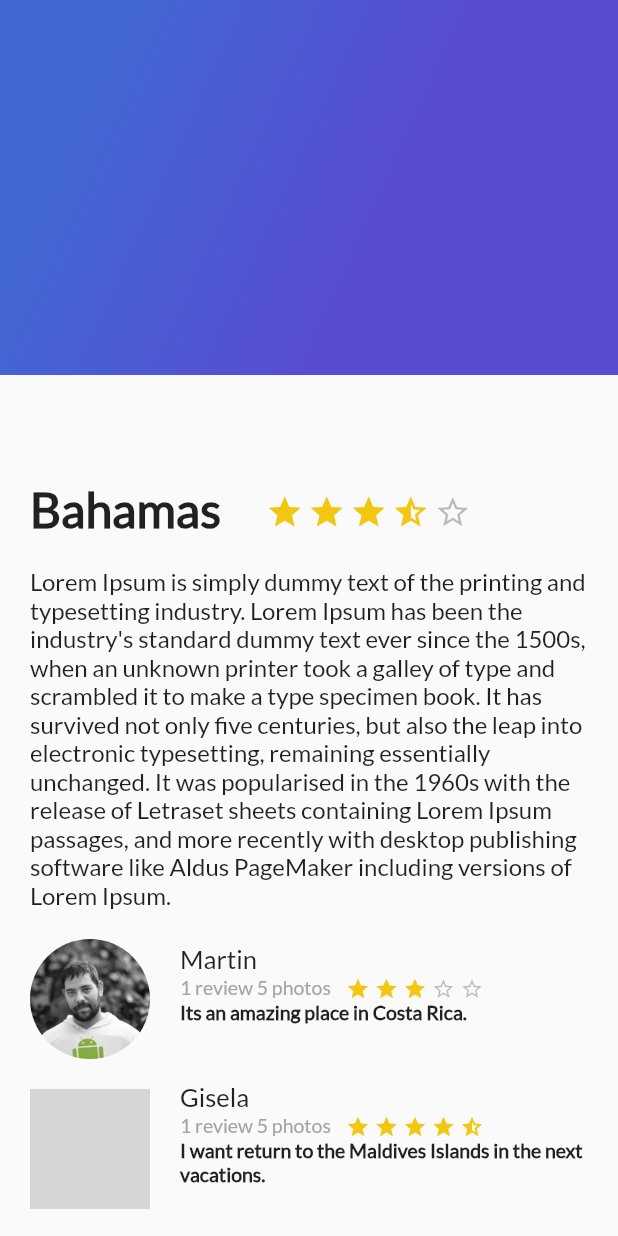
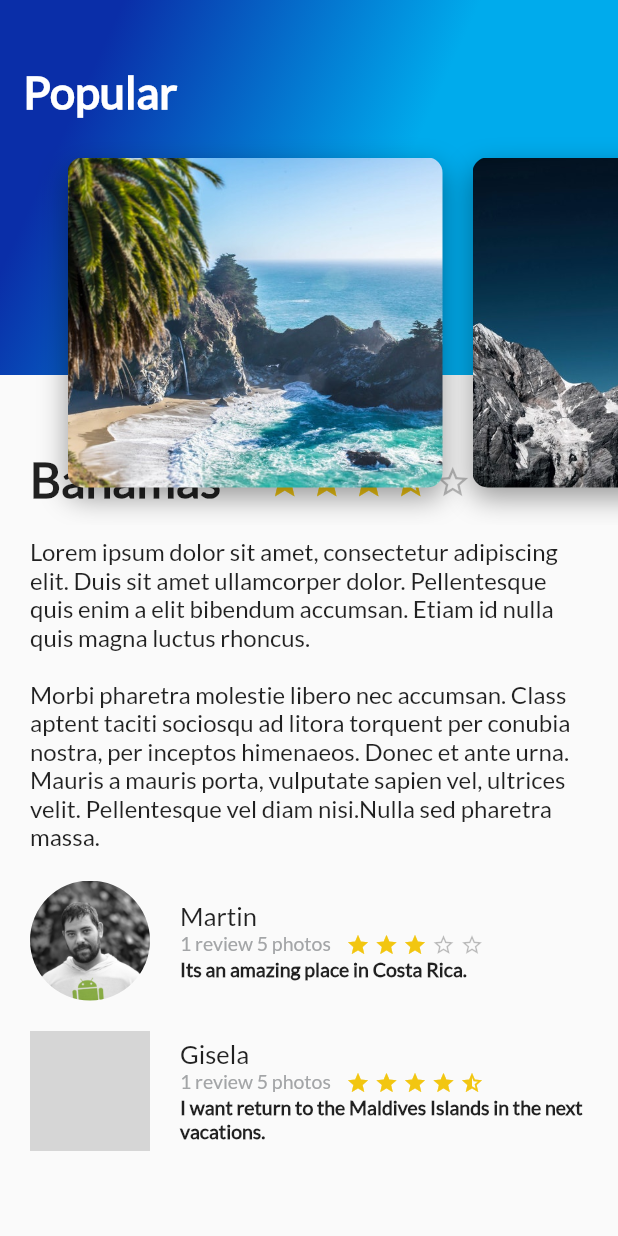
Before and after one commit to mbove77/flutter_firebase_app, a Flutter app: the screen it shows after launch, on a phone screen of 412 x 824 dp. Run offline on Flutter 3.47's test engine with Material 2 defaults, Android fonts, the phone set to English and light mode, and no system bars; grey boxes are pictures that could not be loaded.

Commit message:
Add image list header

```diff
--- /dev/null
+++ b/lib/card_img.dart
@@ -0,0 +1,37 @@
+import 'package:flutter/material.dart';
+
+class CardImg extends StatelessWidget {
+  String pathImg = "assets/img/mountain.jpeg";
+
+  CardImg(this.pathImg);
+
+  @override
+  Widget build(BuildContext context) {
+    final card = Container(
+      width: 250.0,
+      height: 350.0,
+      margin: const EdgeInsets.only(
+        top: 80.0,
+        left: 20.0
+      ),
+      decoration: BoxDecoration(
+        image: DecorationImage(
+            image: AssetImage(pathImg),
+            fit: BoxFit.cover
+        ),
+        borderRadius: const BorderRadius.all(Radius.circular(10.0)),
+        shape: BoxShape.rectangle,
+        boxShadow: const <BoxShadow> [
+          BoxShadow(
+            color: Colors.black38,
+            blurRadius: 15.0,
+            offset: Offset(0.0, 7.0)
+          )
+        ]
+      ),
+    );
+
+    return card;
+  }
+
+}
--- /dev/null
+++ b/lib/card_img_list.dart
@@ -0,0 +1,23 @@
+import 'package:flutter/material.dart';
+import 'package:trips_app/card_img.dart';
+
+class CardImgList extends StatelessWidget {
+  @override
+  Widget build(BuildContext context) {
+    return Container(
+      height: 350.0,
+      child: ListView(
+        padding: const EdgeInsets.all(25.0),
+        scrollDirection: Axis.horizontal,
+        children: [
+          CardImg("assets/img/beach_palm.jpeg"),
+          CardImg("assets/img/mountain.jpeg"),
+          CardImg("assets/img/mountain_stars.jpeg"),
+          CardImg("assets/img/river.jpeg"),
+          CardImg("assets/img/sunset.jpeg"),
+        ],
+      ),
+    );
+  }
+
+}
--- a/lib/description_place.dart
+++ b/lib/description_place.dart
@@ -15,7 +15,8 @@ class DescriptionPlace extends StatelessWidget {
       margin: const EdgeInsets.only(
         top: 20.0,
         left: 20.0,
-        right: 20.0
+        right: 20.0,
+        bottom: 10.0
       ),
 
       child: Text(
@@ -33,7 +34,7 @@ class DescriptionPlace extends StatelessWidget {
       children: [
         Container(
           margin: const EdgeInsets.only(
-            top: 320.0,
+            top: 300.0,
             left: 20.0,
             right: 20.0
           ),
@@ -52,7 +53,7 @@ class DescriptionPlace extends StatelessWidget {
 
         Container(
           margin: const EdgeInsets.only(
-            top: 323.0
+            top: 303.0
           ),
           child: Stars(3.5, 25)
         )
--- a/lib/gradient_back.dart
+++ b/lib/gradient_back.dart
@@ -1,6 +1,9 @@
 import 'package:flutter/material.dart';
 
 class GradientBack extends StatelessWidget {
+  String tittle = "Popular";
+
+  GradientBack(this.tittle);
 
   @override
   Widget build(BuildContext context) {
@@ -10,8 +13,8 @@ class GradientBack extends StatelessWidget {
       decoration: const BoxDecoration(
         gradient: LinearGradient(
           colors: [
-            Color(0xFF4268D3),
-            Color(0XFF584CD1)
+            Color(0xFF0A2EA8),
+            Color(0xFF00ABEC),
           ],
           begin: FractionalOffset(0.2, 0.0),
           end:  FractionalOffset(1.0, 0.6),
@@ -19,6 +22,16 @@ class GradientBack extends StatelessWidget {
           tileMode: TileMode.clamp
         )
       ),
+    alignment: const Alignment(-0.9, -0.6),
+    child: Text(
+      tittle,
+      style: const TextStyle(
+        fontSize: 30.0,
+        fontWeight: FontWeight.bold,
+        color: Colors.white,
+        fontFamily: "Lato"
+      ),
+    ),
     );
   }
 
--- /dev/null
+++ b/lib/header_app_bar.dart
@@ -0,0 +1,16 @@
+import 'package:flutter/material.dart';
+import 'package:trips_app/card_img_list.dart';
+import 'package:trips_app/gradient_back.dart';
+
+class HeaderAppBar extends StatelessWidget {
+  @override
+  Widget build(BuildContext context) {
+    return Stack(
+      children: [
+        GradientBack("Popular"),
+        CardImgList()
+      ],
+    );
+  }
+
+}
--- a/lib/main.dart
+++ b/lib/main.dart
@@ -1,6 +1,6 @@
 import 'package:flutter/material.dart';
 import 'package:trips_app/description_place.dart';
-import 'package:trips_app/gradient_back.dart';
+import 'package:trips_app/header_app_bar.dart';
 import 'package:trips_app/review_list.dart';
 
 void main() {
@@ -51,7 +51,7 @@ class MyHomePage extends StatefulWidget {
 }
 
 class _MyHomePageState extends State<MyHomePage> {
-  String dummyText = "Lorem Ipsum is simply dummy text of the printing and typesetting industry. Lorem Ipsum has been the industry's standard dummy text ever since the 1500s, when an unknown printer took a galley of type and scrambled it to make a type specimen book. It has survived not only five centuries, but also the leap into electronic typesetting, remaining essentially unchanged. It was popularised in the 1960s with the release of Letraset sheets containing Lorem Ipsum passages, and more recently with desktop publishing software like Aldus PageMaker including versions of Lorem Ipsum.";
+  String dummyText = 'Lorem ipsum dolor sit amet, consectetur adipiscing elit. Duis sit amet ullamcorper dolor. Pellentesque quis enim a elit bibendum accumsan. Etiam id nulla quis magna luctus rhoncus. \n\nMorbi pharetra molestie libero nec accumsan. Class aptent taciti sociosqu ad litora torquent per conubia nostra, per inceptos himenaeos. Donec et ante urna. Mauris a mauris porta, vulputate sapien vel, ultrices velit. Pellentesque vel diam nisi.Nulla sed pharetra massa.';
 
   @override
   Widget build(BuildContext context) {
@@ -76,7 +76,7 @@ class _MyHomePageState extends State<MyHomePage> {
               ReviewList()
             ],
           ),
-          GradientBack()
+          HeaderAppBar()
         ],
       ),
     );
--- a/lib/review.dart
+++ b/lib/review.dart
@@ -65,7 +65,7 @@ class Review extends StatelessWidget {
       ),
     );
 
-    final userDetails = Column(
+    final userDetails =  Column(
         crossAxisAlignment: CrossAxisAlignment.start,
         children: [
           userName,
@@ -74,10 +74,10 @@ class Review extends StatelessWidget {
         ],
       );
 
+
     final photo = Container(
      margin: const EdgeInsets.only(
-       top: 20.0,
-       left: 20.0
+       left: 20.0,
      ),
       width: 80.0,
       height: 80.0,
@@ -90,11 +90,19 @@ class Review extends StatelessWidget {
       ),
     );
 
-    return Row(
+    return
+      Container(
+        margin: const EdgeInsets.only(
+          top: 10.0,
+          bottom: 10.0,
+
+    ),
+      child: Row(
         children: [
           photo,
           Expanded(child: userDetails)
         ],
+      )
     );
   }
 }
--- a/pubspec.yaml
+++ b/pubspec.yaml
@@ -92,6 +92,11 @@ flutter:
   assets:
     - assets/img/avatar.jpg
     - assets/img/avatar2.jpg
+    - assets/img/beach_palm.jpeg
+    - assets/img/mountain.jpeg
+    - assets/img/mountain_stars.jpeg
+    - assets/img/river.jpeg
+    - assets/img/sunset.jpeg
 
   fonts:
    - family: Lato
```
Also changed, not shown: assets/img/beach_palm.jpeg (added), assets/img/mountain.jpeg (added), assets/img/mountain_stars.jpeg (added), assets/img/river.jpeg (added), assets/img/sunset.jpeg (added), 1 other file. Lines whose indentation alone changed are shown as unchanged.
